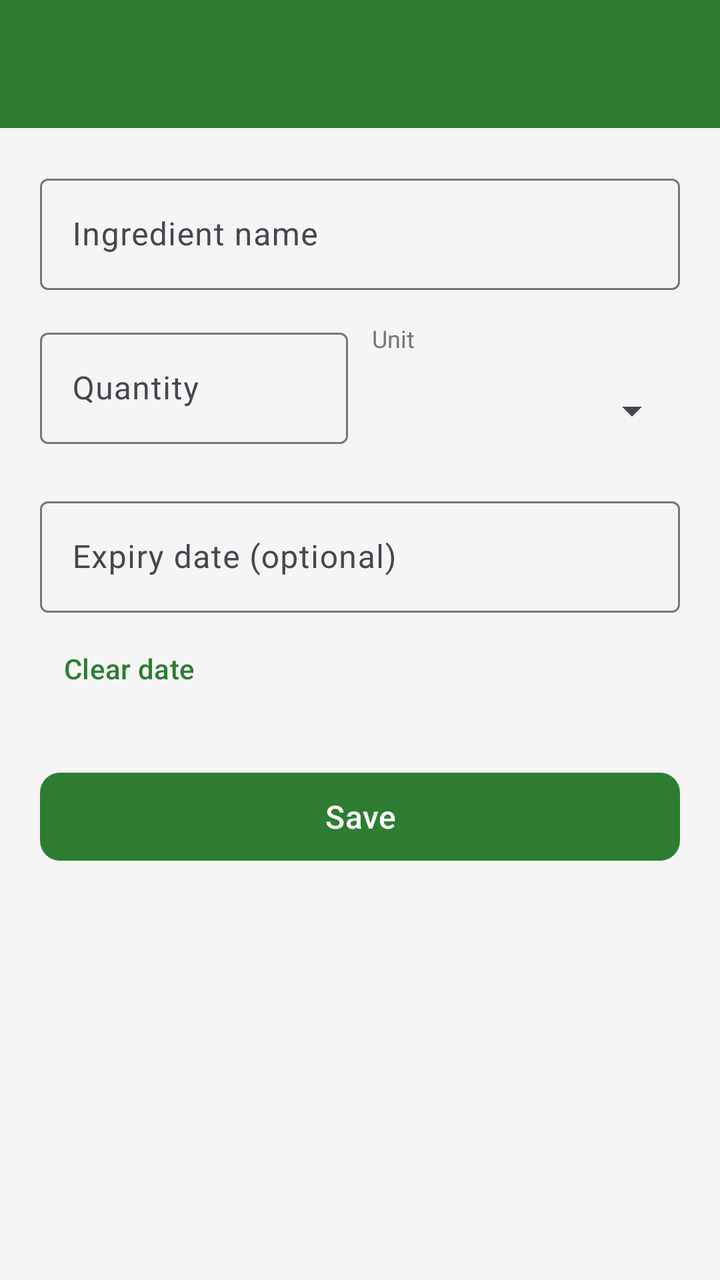
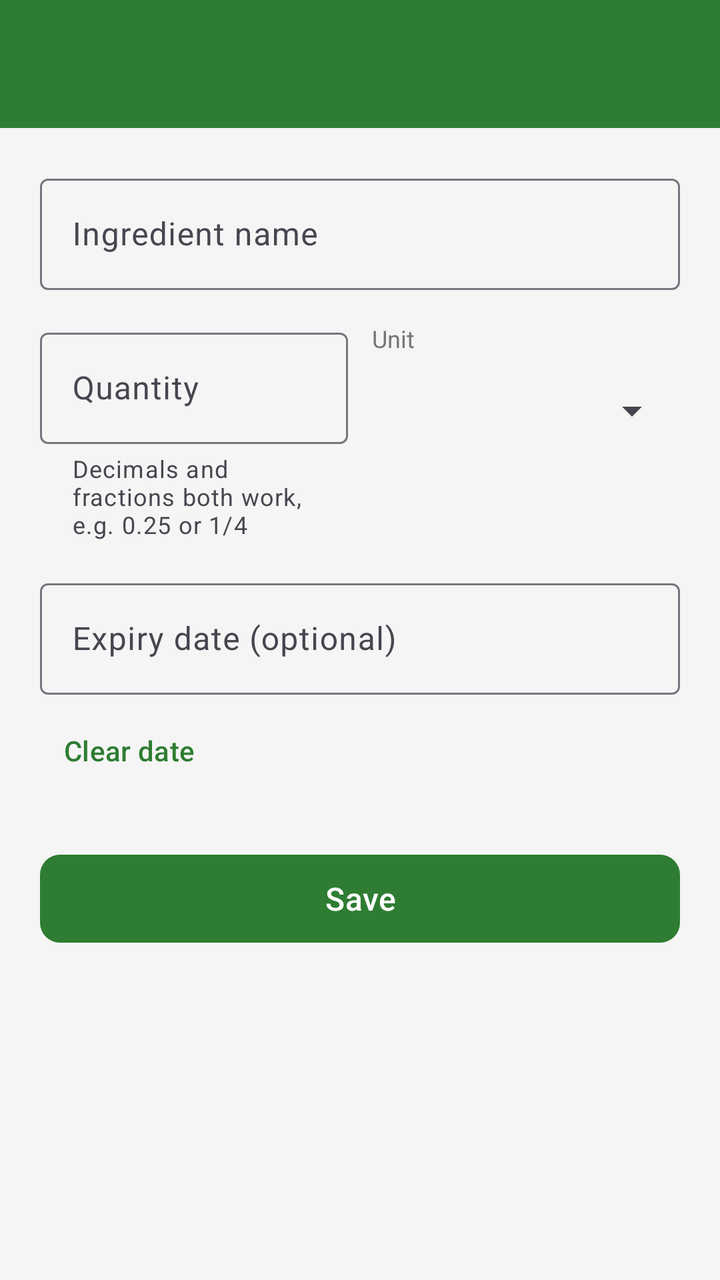

The first picture is an Android layout as it rendered before a commit; the second is the same layout after the commit. The layout source and the unified diff follow.
<!-- AndroidManifest.xml: application theme Theme.SmartPantryManager -->
<!-- res/layout/activity_add_edit_ingredient.xml -->
<?xml version="1.0" encoding="utf-8"?>
<LinearLayout xmlns:android="http://schemas.android.com/apk/res/android"
    xmlns:app="http://schemas.android.com/apk/res-auto"
    xmlns:tools="http://schemas.android.com/tools"
    android:layout_width="match_parent"
    android:layout_height="match_parent"
    android:orientation="vertical"
    android:background="@color/background"
    tools:context=".ui.AddEditIngredientActivity">

    <com.google.android.material.appbar.MaterialToolbar
        android:id="@+id/toolbar"
        android:layout_width="match_parent"
        android:layout_height="?attr/actionBarSize"
        android:background="@color/green_primary"
        app:titleTextColor="@color/white"
        app:navigationIconTint="@color/white" />

    
    <ScrollView
        android:layout_width="match_parent"
        android:layout_height="match_parent">

        <LinearLayout
            android:layout_width="match_parent"
            android:layout_height="wrap_content"
            android:orientation="vertical"
            android:padding="20dp">

            
            <com.google.android.material.textfield.TextInputLayout
                android:id="@+id/layoutName"
                style="@style/Widget.Material3.TextInputLayout.OutlinedBox"
                android:layout_width="match_parent"
                android:layout_height="wrap_content"
                android:hint="@string/label_name">

                <com.google.android.material.textfield.TextInputEditText
                    android:id="@+id/editName"
                    android:layout_width="match_parent"
                    android:layout_height="wrap_content"
                    android:inputType="textCapWords"
                    android:maxLines="1" />

            </com.google.android.material.textfield.TextInputLayout>

            <LinearLayout
                android:layout_width="match_parent"
                android:layout_height="wrap_content"
                android:layout_marginTop="16dp"
                android:orientation="horizontal">

                <com.google.android.material.textfield.TextInputLayout
                    android:id="@+id/layoutQuantity"
                    style="@style/Widget.Material3.TextInputLayout.OutlinedBox"
                    android:layout_width="0dp"
                    android:layout_height="wrap_content"
                    android:layout_weight="1"
                    android:hint="@string/label_quantity">

                    
                    <com.google.android.material.textfield.TextInputEditText
                        android:id="@+id/editQuantity"
                        android:layout_width="match_parent"
                        android:layout_height="wrap_content"
                        android:inputType="numberDecimal"
                        android:maxLines="1" />

                </com.google.android.material.textfield.TextInputLayout>

                <LinearLayout
                    android:layout_width="0dp"
                    android:layout_height="wrap_content"
                    android:layout_weight="1"
                    android:layout_marginStart="12dp"
                    android:orientation="vertical">

                    <TextView
                        android:layout_width="wrap_content"
                        android:layout_height="wrap_content"
                        android:text="@string/label_unit"
                        android:textSize="12sp"
                        android:textColor="@color/text_secondary" />

                    
                    <Spinner
                        android:id="@+id/spinnerUnit"
                        android:layout_width="match_parent"
                        android:layout_height="wrap_content"
                        android:layout_marginTop="4dp"
                        android:minHeight="48dp" />

                </LinearLayout>

            </LinearLayout>

            
            <com.google.android.material.textfield.TextInputLayout
                android:id="@+id/layoutExpiry"
                style="@style/Widget.Material3.TextInputLayout.OutlinedBox"
                android:layout_width="match_parent"
                android:layout_height="wrap_content"
                android:layout_marginTop="16dp"
                android:hint="@string/label_expiry">

                <com.google.android.material.textfield.TextInputEditText
                    android:id="@+id/editExpiry"
                    android:layout_width="match_parent"
                    android:layout_height="wrap_content"
                    android:focusable="false"
                    android:clickable="true"
                    android:inputType="none" />

            </com.google.android.material.textfield.TextInputLayout>

            <com.google.android.material.button.MaterialButton
                android:id="@+id/buttonClearDate"
                style="@style/Widget.Material3.Button.TextButton"
                android:layout_width="wrap_content"
                android:layout_height="wrap_content"
                android:layout_marginTop="4dp"
                android:text="@string/button_clear_date"
                android:textColor="@color/green_primary" />

            <com.google.android.material.button.MaterialButton
                android:id="@+id/buttonSave"
                android:layout_width="match_parent"
                android:layout_height="52dp"
                android:layout_marginTop="24dp"
                android:text="@string/button_save"
                android:textSize="16sp"
                app:backgroundTint="@color/green_primary"
                app:cornerRadius="10dp" />

        </LinearLayout>

    </ScrollView>

</LinearLayout>
<!-- resources referenced by this layout -->
<resources>
  <color name="background">#F5F5F5</color>
  <color name="green_primary">#2E7D32</color>
  <color name="text_secondary">#757575</color>
  <color name="white">#FFFFFFFF</color>
  <string name="button_clear_date">Clear date</string>
  <string name="button_save">Save</string>
  <string name="label_expiry">Expiry date (optional)</string>
  <string name="label_name">Ingredient name</string>
  <string name="label_quantity">Quantity</string>
  <string name="label_unit">Unit</string>
  <style name="Theme.SmartPantryManager" parent="Base.Theme.SmartPantryManager" />
  <style name="Base.Theme.SmartPantryManager" parent="Theme.Material3.DayNight.NoActionBar">
          
          
      </style>
</resources>

<!-- the commit's change to res/layout/activity_add_edit_ingredient.xml (unified diff, before → after) -->
@@ -56,14 +56,17 @@
                     android:layout_width="0dp"
                     android:layout_height="wrap_content"
                     android:layout_weight="1"
-                    android:hint="@string/label_quantity">
+                    android:hint="@string/label_quantity"
+                    app:helperText="@string/hint_quantity_help"
+                    app:helperTextEnabled="true">
 
                     
                     <com.google.android.material.textfield.TextInputEditText
                         android:id="@+id/editQuantity"
                         android:layout_width="match_parent"
                         android:layout_height="wrap_content"
-                        android:inputType="numberDecimal"
+                        android:inputType="text"
+                        android:digits="0123456789./ "
                         android:maxLines="1" />
 
                 </com.google.android.material.textfield.TextInputLayout>
<!-- resource entries referenced after the edit -->
@@ -6,6 +6,7 @@
   <color name="white">#FFFFFFFF</color>
   <string name="button_clear_date">Clear date</string>
   <string name="button_save">Save</string>
+  <string name="hint_quantity_help">Decimals and fractions both work, e.g. 0.25 or 1/4</string>
   <string name="label_expiry">Expiry date (optional)</string>
   <string name="label_name">Ingredient name</string>
   <string name="label_quantity">Quantity</string>
